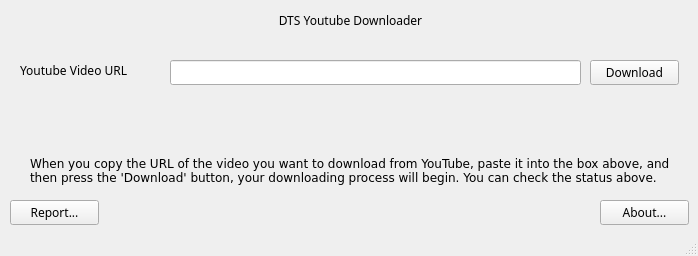
This is ui/mainwindow.ui in barankrky/dts-yt-downloader as Qt 5 draws it before an edit. The edited form follows.
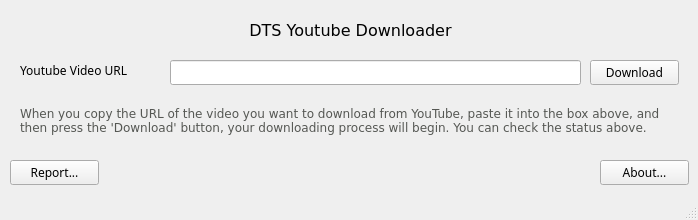
This is the edited form.

What changed in the file:
```diff
--- a/ui/mainwindow.ui
+++ b/ui/mainwindow.ui
@@ -7,7 +7,7 @@
     <x>0</x>
     <y>0</y>
     <width>698</width>
-    <height>256</height>
+    <height>220</height>
    </rect>
   </property>
   <property name="font">
@@ -23,11 +23,17 @@
     <property name="geometry">
      <rect>
       <x>0</x>
-      <y>0</y>
+      <y>10</y>
       <width>701</width>
       <height>41</height>
      </rect>
     </property>
+    <property name="font">
+     <font>
+      <family>DejaVu Sans</family>
+      <pointsize>12</pointsize>
+     </font>
+    </property>
     <property name="text">
      <string>DTS Youtube Downloader</string>
     </property>
@@ -78,7 +84,7 @@
     <property name="geometry">
      <rect>
       <x>600</x>
-      <y>200</y>
+      <y>160</y>
       <width>89</width>
       <height>25</height>
      </rect>
@@ -91,7 +97,7 @@
     <property name="geometry">
      <rect>
       <x>10</x>
-      <y>200</y>
+      <y>160</y>
       <width>89</width>
       <height>25</height>
      </rect>
@@ -103,9 +109,9 @@
    <widget class="QLabel" name="infoText">
     <property name="geometry">
      <rect>
-      <x>30</x>
-      <y>150</y>
-      <width>641</width>
+      <x>20</x>
+      <y>100</y>
+      <width>661</width>
       <height>41</height>
      </rect>
     </property>
@@ -115,6 +121,9 @@
       <pointsize>9</pointsize>
      </font>
     </property>
+    <property name="styleSheet">
+     <string notr="true">color: rgb(85, 87, 83)</string>
+    </property>
     <property name="text">
      <string>&lt;html&gt;&lt;head/&gt;&lt;body&gt;&lt;p&gt;When you copy the URL of the video you want to download from YouTube, paste it into the box above, and then press the 'Download' button, your downloading process will begin. You can check the status above.&lt;/p&gt;&lt;/body&gt;&lt;/html&gt;</string>
     </property>
```
